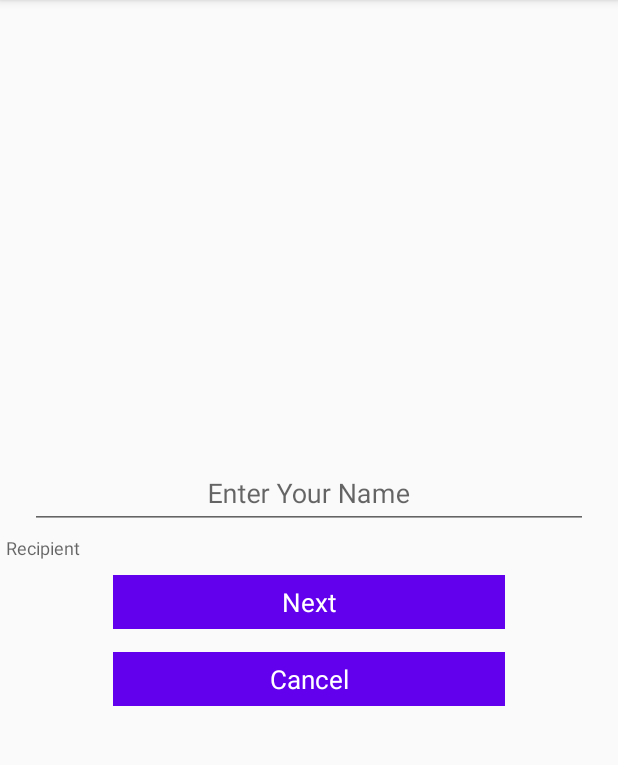
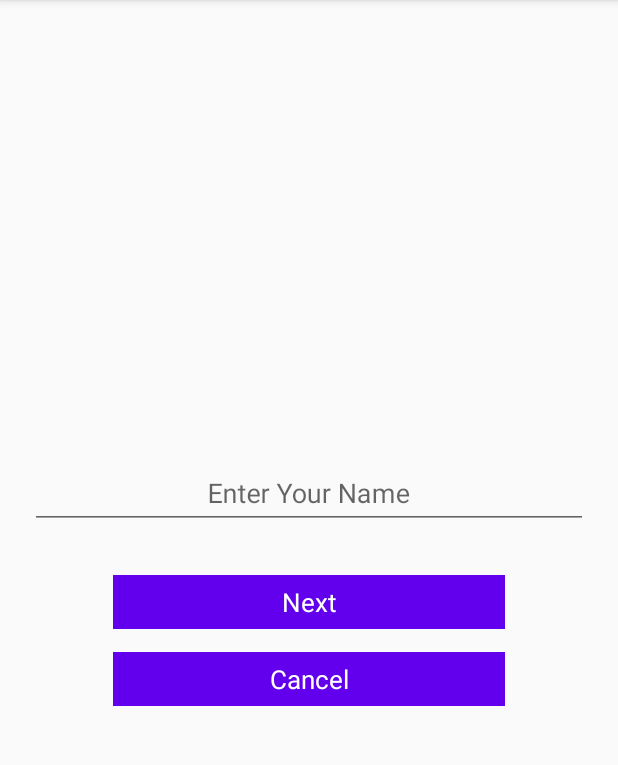
Before and after one commit to ozanozbirecikli/NavigationComponentsExample, an Android app: the SignUpFragment screen opened through its navigation route, on a phone screen of 412 x 824 dp, the part 84-849 px from its top. Run offline under Robolectric (Android 15) with nearby library versions, the light colour scheme and no system bars.

Commit message:
Bugs Fixed.

```diff
--- a/app/src/main/java/com/example/navigationcomponentsexample/TextFragment.kt
+++ b/app/src/main/java/com/example/navigationcomponentsexample/TextFragment.kt
@@ -75,11 +75,13 @@ class TextFragment : Fragment(), View.OnClickListener {
         when (v!!.id) {
             R.id.next_button -> {
                 if(!recipient.equals("None")){
-                bundle = bundleOf("newuser" to user)}
+                bundle = bundleOf("newuser" to user)
+                }
                 else{
                     bundle = bundleOf("deleteUser" to deleteName)
                 }
                 navController.navigate(R.id.action_textFragment_to_mainFragment, bundle)
+
             }
         }
     }
--- a/app/src/main/res/layout/fragment_sign_up.xml
+++ b/app/src/main/res/layout/fragment_sign_up.xml
@@ -20,7 +20,6 @@
             <com.google.android.material.textfield.TextInputLayout
                 android:layout_width="0dp"
                 android:layout_height="wrap_content"
-                app:helperText="Recipient"
                 app:errorEnabled="true"
                 android:layout_weight="60">
                 <com.google.android.material.textfield.TextInputEditText
--- a/app/src/main/res/navigation/nav_graph.xml
+++ b/app/src/main/res/navigation/nav_graph.xml
@@ -121,4 +121,5 @@
             app:popUpToInclusive="true" />
 
     </fragment>
+
 </navigation>
```
